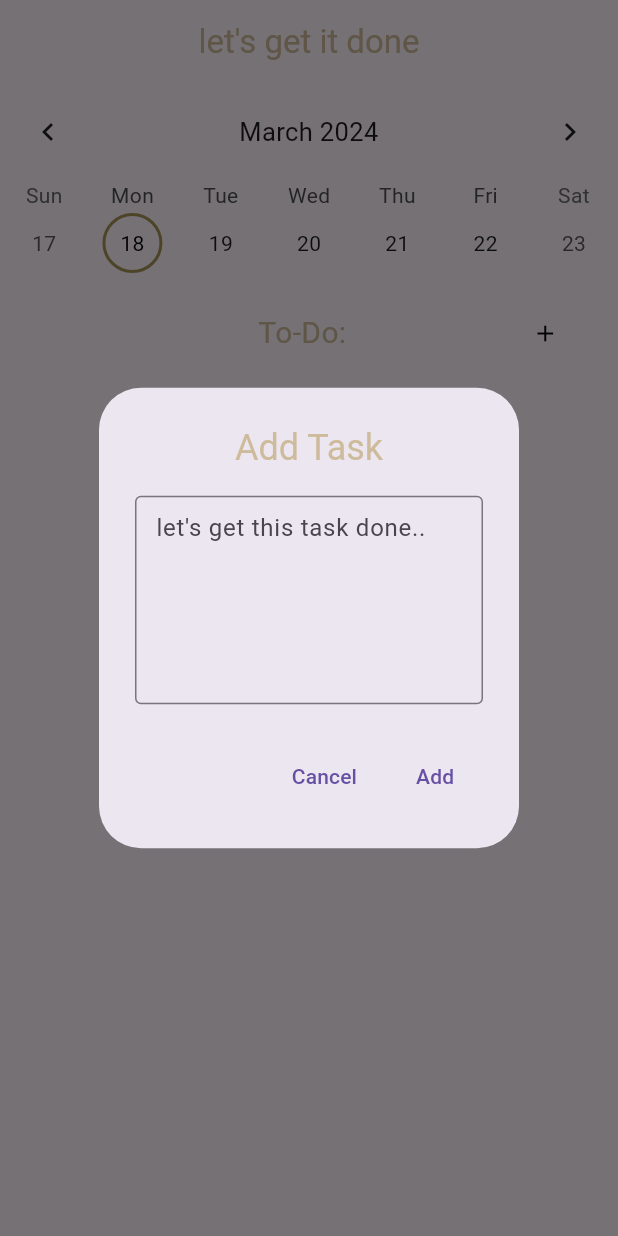
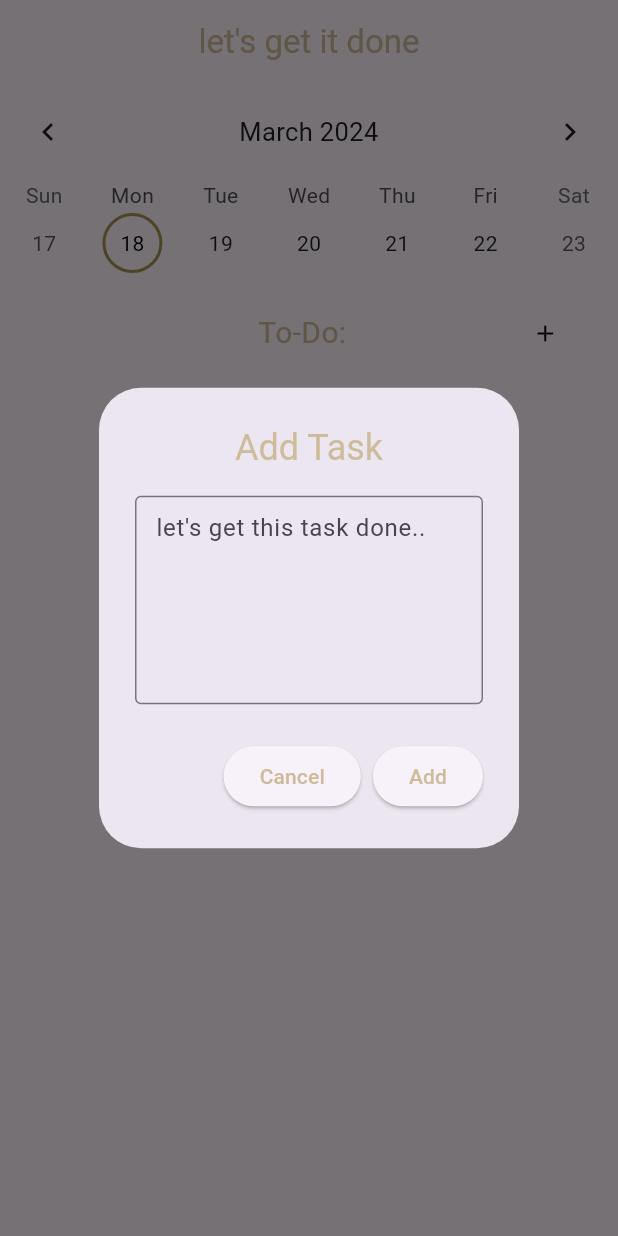
Before and after one commit to altheangiron/lets_get_it_done, a Flutter app: the screen it shows after launch, after a tap on the "add" icon, on a phone screen of 412 x 824 dp. Run offline on Flutter 3.47's test engine with Material 3 defaults, Android fonts, the light colour scheme and no system bars; drawn by our look-alikes of table_calendar.

Commit message:
adding comments + initializing 'Edit Task' alert dialog

```diff
--- a/lib/main.dart
+++ b/lib/main.dart
@@ -1,4 +1,5 @@
 import 'package:flutter/material.dart';
+import 'package:lets_get_it_done/screens/home_screen.dart';
 import 'package:lets_get_it_done/screens/intro_screen.dart';
 
 void main() {
@@ -10,10 +11,16 @@ class MyApp extends StatelessWidget {
 
   @override
   Widget build(BuildContext context) {
-    return const MaterialApp(
+    return MaterialApp(
       title: 'lets get it done',
       debugShowCheckedModeBanner: false,
-      home: IntroScreen(),
+      // routing
+      initialRoute: '/',
+      routes: {
+        '/': (context) => const IntroScreen(),
+        /* HomeScreen() includes Add Task + Edit Task Alert Dialogs (two other "screens") */
+        '/home': (context) => const HomeScreen(),
+      },
     );
   }
 }
--- a/lib/screens/home_screen.dart
+++ b/lib/screens/home_screen.dart
@@ -1,6 +1,13 @@
 import 'package:flutter/material.dart';
 import 'package:table_calendar/table_calendar.dart';
 import 'package:lets_get_it_done/task.dart';
+
+/* -- Home Screen + Add Task Page + Edit Task Page --
+  This screen:
+  + shows the Weekly Calendar
+  + allows user to enter their task under the respective date */
+
+/* The 'Add Task' & 'Edit Task' Pages are AlertDialog Widgets but renders a screen */
 
 class HomeScreen extends StatefulWidget {
   const HomeScreen({super.key});
@@ -16,7 +23,7 @@ class _HomeScreenState extends State<HomeScreen> {
   DateTime selectedDay = DateTime.now();
   DateTime focusedDay = DateTime.now();
 
-  TextEditingController _taskController = TextEditingController();
+  final TextEditingController _taskController = TextEditingController();
 
   @override
   void initState() {
@@ -24,6 +31,7 @@ class _HomeScreenState extends State<HomeScreen> {
     super.initState();
   }
 
+  @override
   void dispose() {
     _taskController.dispose();
     super.dispose();
@@ -52,8 +60,11 @@ class _HomeScreenState extends State<HomeScreen> {
           )
         ),
       ),
-      body: Column (
+      body: ListView (
+        children: <Widget> [ Column (
             children: <Widget>[
+
+            // TableCalendar() Widget: displays the weekly calendar
             TableCalendar (
               headerStyle: const HeaderStyle(
                 formatButtonVisible: false,
@@ -86,6 +97,7 @@ class _HomeScreenState extends State<HomeScreen> {
               eventLoader: _getTasksfromDay,
 
             ),
+
             const SizedBox(
               height: 10,
             ),
@@ -96,7 +108,7 @@ class _HomeScreenState extends State<HomeScreen> {
 
                   const Spacer(flex: 9),
 
-              // to-do text
+                  // to-do text under the calendar
                   Container(
                     margin: const EdgeInsets.only(left: 59.0),
                       child: const Center(
@@ -111,7 +123,8 @@ class _HomeScreenState extends State<HomeScreen> {
 
                   const Spacer(flex: 8),
 
-              // '+'/add task button
+                  /* '+' Button ->
+                      'Add Task' Alert Dialog */
                   Container(
                     margin: const EdgeInsets.only(right: 4.0),
                     child: TextButton(
@@ -126,7 +139,7 @@ class _HomeScreenState extends State<HomeScreen> {
                           ),
                           content: SizedBox(
                             width: 50,
-                        child: TextFormField(
+                            child: TextField(
                               controller: _taskController,
                               minLines: 5,
                               maxLines: 5,
@@ -138,15 +151,26 @@ class _HomeScreenState extends State<HomeScreen> {
                             ),
                           ),
                           actions: <Widget>[
-                        TextButton(
+
+                            // routes user back to the home screen from 'Add Task' screen
+                            ElevatedButton(
                               onPressed: () {
                                 Navigator.pop(context);
                                 _taskController.clear();
                               },
-                          child: const Text('Cancel'),
+                              child: const Text('Cancel',
+                                style: TextStyle(
+                                  color: Color(0xffcebb9c),
+                                ),),
                             ),
-                        TextButton(
-                          child: const Text("Add"),
+
+                            /* allows user to add task under respective date
+                              + back to the home screen */
+                            ElevatedButton(
+                              child: const Text("Add",
+                                style: TextStyle(
+                                  color: Color(0xffcebb9c),
+                                ),),
                               onPressed: () {
                                 if(_taskController.text.isEmpty) {
                                   Navigator.pop(context);
@@ -177,15 +201,82 @@ class _HomeScreenState extends State<HomeScreen> {
                     ),
                   ),
 
+
                   const Spacer(),
                 ],
               ),
             ),
 
-          ..._getTasksfromDay(selectedDay).map((Task task) => ListTile(title: Text(task.title),),),
+            ..._getTasksfromDay(selectedDay).map((Task task) => Container(
+                  margin: const EdgeInsets.symmetric(vertical: 8.0),
+                  width: 800,
+                  child: ListTile(
+                    title: Text(task.title),
+                    shape: RoundedRectangleBorder(
+                      side: const BorderSide(
+                        color: Colors.black,),
+                      borderRadius: BorderRadius.circular(8.0),
+                      ),
+                    /* onTap of Task ->
+                      'Edit Task' Alert Dialog */
+                    onTap: () => showDialog(
+                      context: context,
+                      builder: (context) => AlertDialog(
+                        title: const Center(
+                          child: Text('Edit Task',
+                          style: TextStyle(
+                            color: Color(0xffcebb9c),
+                          ),)
+                        ),
+                        content: SizedBox(
+                          width: 50,
+                          child: TextFormField(
+                            minLines: 5,
+                            maxLines: 5,
+                            initialValue: task.title,
+                            decoration: const InputDecoration(
+                              border: OutlineInputBorder(),
+                              hintText: 'let\'s get this task done..'
+                            ),
+                          ),
+                        ),
+                        actions: [
+                          Row(
+                            children: <Widget> [
+
+                              // allows user to delete task
+                              ElevatedButton(
+                                onPressed: () {},
+                                child: const Text('Delete',
+                                  style: TextStyle(
+                                    color: Color(0xfff07f90),
+                                  ),
+                                )
+                              ),
+
+                            const Spacer(flex: 2),
+
+                            // allows user to save changes to task
+                            ElevatedButton(
+                              onPressed: () {},
+                              child: const Text('Save Changes',
+                                style: TextStyle(
+                                  color: Color(0xff8ee6ac),
+                                ),
+                              ),
+                            )
+                          ])
+                        ],
+                        ),
+                      )
+                  ),),),
 
             ]
           ),
+        ]
+      ),
     );
+
+
   }
 }
```
Also changed, not shown: lib/screens/intro_screen.dart (+5 -2 lines). Lines whose indentation alone changed are shown as unchanged.
